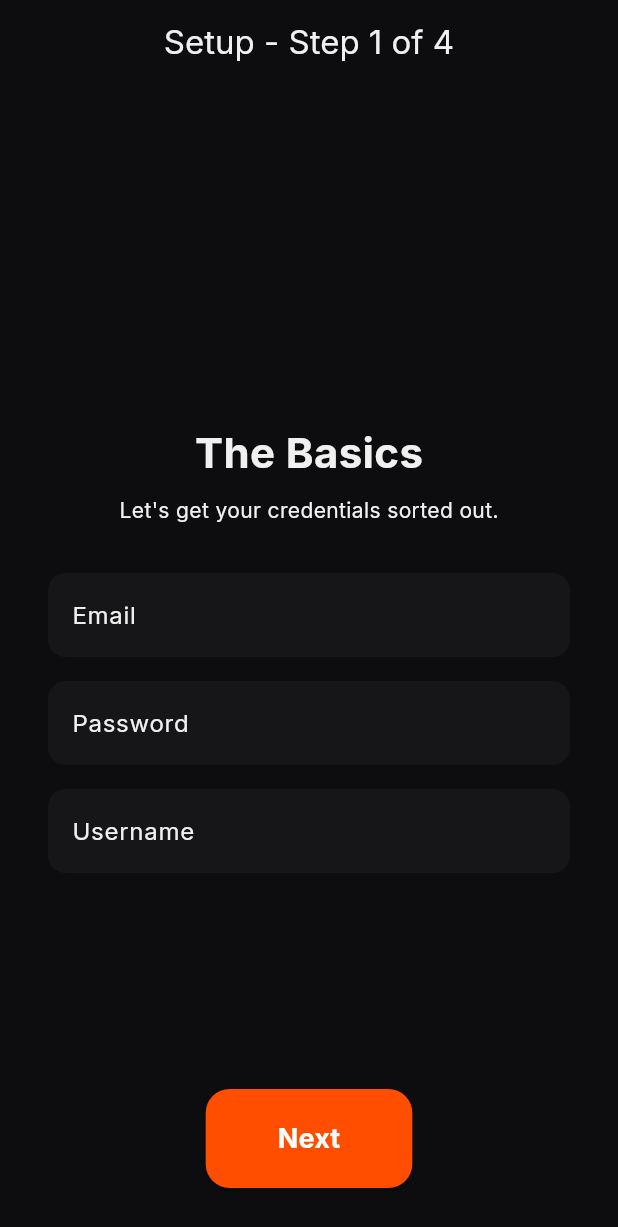
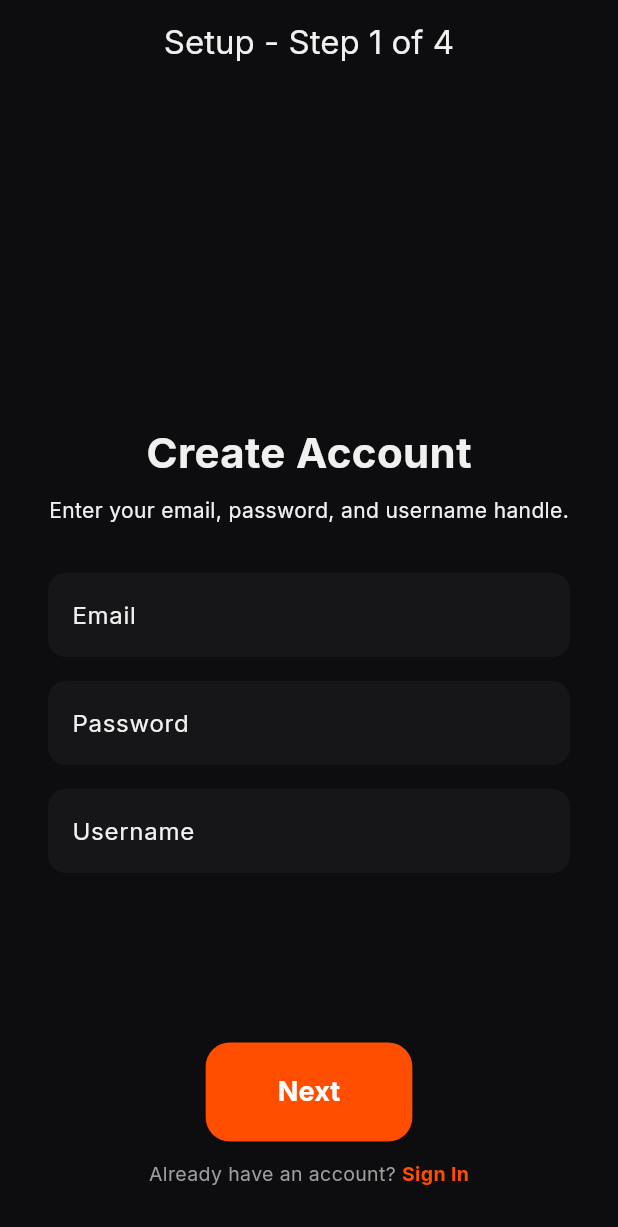
Before and after one commit to Aghosh-mv/socfir, a Flutter app: the SetupWizardScreen screen opened by its route, on a phone screen of 412 x 824 dp. Shown: the top 1227 px of the screen. Run offline on Flutter 3.47's test engine with Material 3 defaults, Android fonts, the phone set to English and light mode, and no system bars; drawn by our look-alikes of flutter_animate; our stand-ins replace flutter_riverpod, go_router, google_fonts, shared_preferences, shimmer, supabase_flutter and 1 more; accounts and stored records are empty; network calls fail.

Commit message:
feat(ui): clean up profile blank state, add dedicated auth buttons, and sanitize onboarding text

```diff
--- a/lib/features/onboarding/onboarding_screen.dart
+++ b/lib/features/onboarding/onboarding_screen.dart
@@ -20,22 +20,22 @@ class _OnboardingScreenState extends ConsumerState<OnboardingScreen> {
     {
       'icon': Icons.local_fire_department_rounded,
       'title': 'Welcome to SocFir 🔥',
-      'desc': 'Like Twitter, Instagram, and LinkedIn had a really cool, chaotic baby. You’ll love it.',
+      'desc': 'A fast, real-time social platform engineered for modern communities and authentic conversations.',
     },
     {
       'icon': Icons.auto_awesome_motion_rounded,
       'title': 'Cards & Carousels',
-      'desc': 'Upload multiple images, and we’ll magically turn them into interactive Cards. Hover over them and see the magic.',
+      'desc': 'Share multi-image stories and media albums cleanly formatted into responsive, interactive cards.',
     },
     {
       'icon': Icons.groups_3_rounded,
-      'title': 'Communities & Vibes',
-      'desc': 'Join spaces that match your energy. 13+? 18+? We blur the bad stuff automatically based on your age.',
+      'title': 'Communities & Spaces',
+      'desc': 'Connect with groups that share your passions. Intelligent safety filters keep feeds secure and family-friendly.',
     },
     {
       'icon': Icons.leaderboard_rounded,
-      'title': 'Climb the Ranks',
-      'desc': 'A global popularity leaderboard. Post fire, get likes, and become the main character of the universe.',
+      'title': 'Real-Time Engagement',
+      'desc': 'Participate in discussions, share your perspective, and build your presence across the global community.',
     }
   ];
 
--- a/lib/features/onboarding/setup_wizard_screen.dart
+++ b/lib/features/onboarding/setup_wizard_screen.dart
@@ -257,9 +257,9 @@ class _SetupWizardScreenState extends ConsumerState<SetupWizardScreen> {
       Column(
         mainAxisAlignment: MainAxisAlignment.center,
         children: [
-          const Text('The Basics', style: TextStyle(fontSize: 28, fontWeight: FontWeight.bold)),
+          const Text('Create Account', style: TextStyle(fontSize: 28, fontWeight: FontWeight.bold)),
           const SizedBox(height: 8),
-          const Text('Let\'s get your credentials sorted out.'),
+          const Text('Enter your email, password, and username handle.'),
           const SizedBox(height: 32),
           _buildTextField('Email', _emailCtrl, type: TextInputType.emailAddress, errorText: _emailError),
           _buildTextField('Password', _passwordCtrl, isPassword: true, errorText: _passwordError),
@@ -270,34 +270,34 @@ class _SetupWizardScreenState extends ConsumerState<SetupWizardScreen> {
       Column(
         mainAxisAlignment: MainAxisAlignment.center,
         children: [
-          const Text('Who are you?', style: TextStyle(fontSize: 28, fontWeight: FontWeight.bold)),
+          const Text('Profile Details', style: TextStyle(fontSize: 28, fontWeight: FontWeight.bold)),
           const SizedBox(height: 8),
-          const Text('Your public persona.'),
+          const Text('Your public name, age, and bio.'),
           const SizedBox(height: 32),
           _buildTextField('Display Name', _displayNameCtrl, errorText: _displayNameError),
-          _buildTextField('Age (Determines content filters!)', _ageCtrl, type: TextInputType.number, errorText: _ageError),
-          _buildTextField('Bio (Be funny, or don\'t)', _bioCtrl, errorText: _bioError),
+          _buildTextField('Age (for content filtering)', _ageCtrl, type: TextInputType.number, errorText: _ageError),
+          _buildTextField('Bio (A short intro)', _bioCtrl, errorText: _bioError),
         ],
       ),
-      // Step 2: Flex a bit
+      // Step 2: Background
       Column(
         mainAxisAlignment: MainAxisAlignment.center,
         children: [
-          const Text('Flex your stats', style: TextStyle(fontSize: 28, fontWeight: FontWeight.bold)),
+          const Text('Background & Experience', style: TextStyle(fontSize: 28, fontWeight: FontWeight.bold)),
           const SizedBox(height: 8),
-          const Text('Where do you study? What do you do?'),
+          const Text('Your education and current occupation.'),
           const SizedBox(height: 32),
           _buildTextField('Education', _educationCtrl, errorText: _educationError),
           _buildTextField('Jobs (Comma separated)', _jobsCtrl),
         ],
       ),
-      // Step 3: Vibes
+      // Step 3: Interests
       Column(
         mainAxisAlignment: MainAxisAlignment.center,
         children: [
-          const Text('Vibes & Projects', style: TextStyle(fontSize: 28, fontWeight: FontWeight.bold)),
+          const Text('Interests & Projects', style: TextStyle(fontSize: 28, fontWeight: FontWeight.bold)),
           const SizedBox(height: 8),
-          const Text('What do you love doing in your free time?'),
+          const Text('What do you love working on or doing?'),
           const SizedBox(height: 32),
           _buildTextField('Hobbies (Comma separated)', _hobbiesCtrl),
           _buildTextField('Projects (Comma separated)', _projectsCtrl),
@@ -339,7 +339,10 @@ class _SetupWizardScreenState extends ConsumerState<SetupWizardScreen> {
                 right: 0,
                 left: 0,
                 child: Center(
-                  child: ElevatedButton(
+                  child: Column(
+                    mainAxisSize: MainAxisSize.min,
+                    children: [
+                      ElevatedButton(
                         onPressed: _isLoading ? null : _nextStep,
                         style: ElevatedButton.styleFrom(
                           backgroundColor: AppColors.accent,
@@ -352,9 +355,22 @@ class _SetupWizardScreenState extends ConsumerState<SetupWizardScreen> {
                         child: _isLoading
                           ? const SizedBox(width: 24, height: 24, child: CircularProgressIndicator(color: Colors.white))
                           : Text(
-                          _currentStep == steps.length - 1 ? 'Finish & Dive In 🔥' : 'Next',
+                              _currentStep == steps.length - 1 ? 'Finish Registration' : 'Next',
                               style: const TextStyle(fontSize: 18, fontWeight: FontWeight.bold),
                             ),
+                      ),
+                      const SizedBox(height: 12),
+                      Row(
+                        mainAxisAlignment: MainAxisAlignment.center,
+                        children: [
+                          const Text('Already have an account? ', style: TextStyle(fontSize: 13, color: Colors.grey)),
+                          GestureDetector(
+                            onTap: () => context.go('/login'),
+                            child: const Text('Sign In', style: TextStyle(color: AppColors.accent, fontSize: 13, fontWeight: FontWeight.bold)),
+                          ),
+                        ],
+                      ),
+                    ],
                   ),
                 ),
               ),
```
Also changed, not shown: lib/features/auth/login_screen.dart (+12 -1 lines), lib/features/profile/profile_screen.dart (+49 -15 lines). Lines whose indentation alone changed are shown as unchanged.
